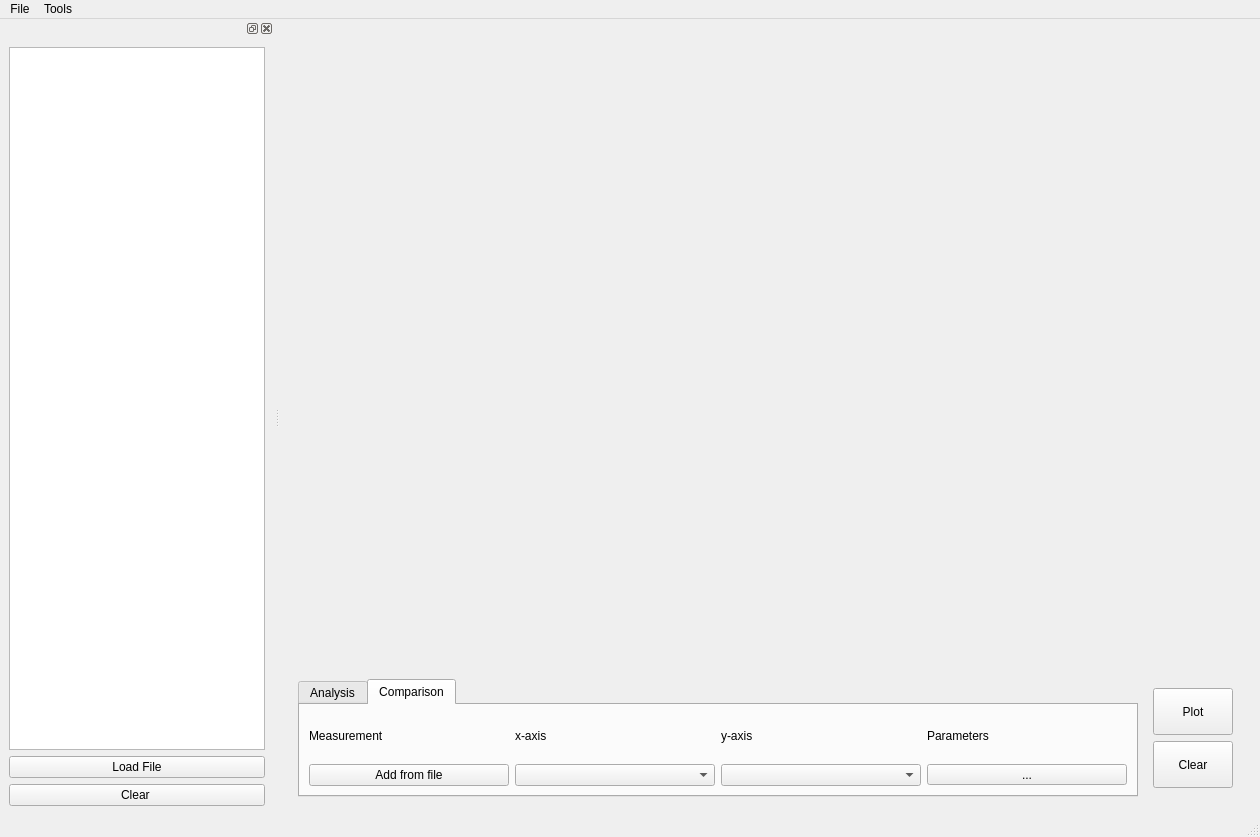
Before: the Qt Designer form ThermalConductivity/Gui/__designer/dataviewer_style.ui in a-dumont/Conductivite_Thermique, drawn with Qt 5.
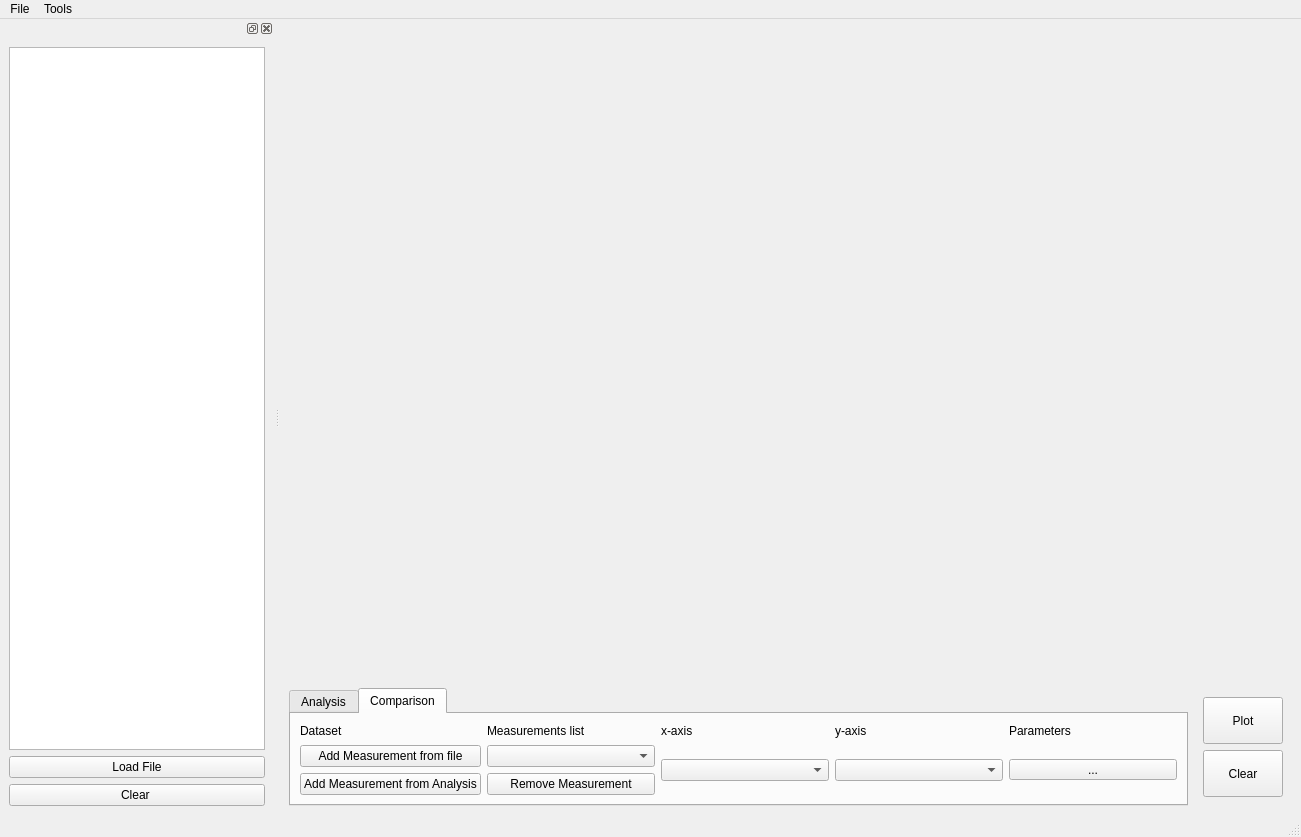
After: the same form once the commit is applied. The open tabs and pages were chosen to show the change. Custom widgets are drawn as their Qt base class.

Commit message: Tried to add functionality

Patch:
```diff
--- a/ThermalConductivity/Gui/__designer/dataviewer_style.ui
+++ b/ThermalConductivity/Gui/__designer/dataviewer_style.ui
@@ -6,7 +6,7 @@
    <rect>
     <x>0</x>
     <y>0</y>
-    <width>1260</width>
+    <width>1301</width>
     <height>837</height>
    </rect>
   </property>
@@ -47,6 +47,18 @@
        </sizepolicy>
       </property>
       <layout class="QHBoxLayout" name="horizontalLayout_6">
+       <property name="leftMargin">
+        <number>0</number>
+       </property>
+       <property name="topMargin">
+        <number>0</number>
+       </property>
+       <property name="rightMargin">
+        <number>0</number>
+       </property>
+       <property name="bottomMargin">
+        <number>0</number>
+       </property>
        <item>
         <widget class="QTabWidget" name="tabWidget">
          <property name="sizePolicy">
@@ -157,21 +169,21 @@
           <layout class="QGridLayout" name="gridLayout_4">
            <item row="0" column="0">
             <layout class="QGridLayout" name="gridLayout_3">
-             <item row="0" column="3">
+             <item row="0" column="4">
               <widget class="QLabel" name="label_7">
                <property name="text">
                 <string>Parameters</string>
                </property>
               </widget>
              </item>
-             <item row="0" column="2">
+             <item row="0" column="3">
               <widget class="QLabel" name="label_6">
                <property name="text">
                 <string>y-axis</string>
                </property>
               </widget>
              </item>
-             <item row="1" column="3">
+             <item row="2" column="4">
               <widget class="QToolButton" name="toolButtonComparisoParameters">
                <property name="sizePolicy">
                 <sizepolicy hsizetype="Preferred" vsizetype="Fixed">
@@ -187,33 +199,104 @@
                </property>
               </widget>
              </item>
-             <item row="1" column="1">
+             <item row="2" column="2">
               <widget class="QComboBox" name="comboBoxComparisonXaxis"/>
              </item>
-             <item row="1" column="2">
-              <widget class="QComboBox" name="comboBoxComparisonYaxis"/>
-             </item>
              <item row="0" column="1">
-              <widget class="QLabel" name="label_5">
-               <property name="text">
-                <string>x-axis</string>
-               </property>
-              </widget>
-             </item>
-             <item row="0" column="0">
               <widget class="QLabel" name="label_11">
                <property name="text">
-                <string>Measurement</string>
+                <string>Measurements list</string>
                </property>
               </widget>
              </item>
-             <item row="1" column="0">
-              <widget class="QPushButton" name="pushButton_ComparisonAdd">
+             <item row="2" column="1">
+              <widget class="QWidget" name="widget_4" native="true">
+               <layout class="QVBoxLayout" name="verticalLayout_9">
+                <property name="leftMargin">
+                 <number>0</number>
+                </property>
+                <property name="topMargin">
+                 <number>0</number>
+                </property>
+                <property name="rightMargin">
+                 <number>0</number>
+                </property>
+                <property name="bottomMargin">
+                 <number>0</number>
+                </property>
+                <item>
+                 <layout class="QVBoxLayout" name="verticalLayout_8">
+                  <item>
+                   <widget class="QComboBox" name="comboBox_comparisonMeasurements"/>
+                  </item>
+                  <item>
+                   <widget class="QPushButton" name="pushButton_comparisonRemove">
+                    <property name="text">
+                     <string>Remove Measurement</string>
+                    </property>
+                   </widget>
+                  </item>
+                 </layout>
+                </item>
+               </layout>
+              </widget>
+             </item>
+             <item row="0" column="0">
+              <widget class="QLabel" name="label_8">
                <property name="text">
-                <string>Add from file</string>
+                <string>Dataset</string>
                </property>
               </widget>
              </item>
+             <item row="0" column="2">
+              <widget class="QLabel" name="label_5">
+               <property name="text">
+                <string>x-axis</string>
+               </property>
+              </widget>
+             </item>
+             <item row="2" column="0">
+              <widget class="QWidget" name="widget_3" native="true">
+               <layout class="QVBoxLayout" name="verticalLayout_4">
+                <property name="leftMargin">
+                 <number>0</number>
+                </property>
+                <property name="topMargin">
+                 <number>0</number>
+                </property>
+                <property name="rightMargin">
+                 <number>0</number>
+                </property>
+                <property name="bottomMargin">
+                 <number>0</number>
+                </property>
+                <item>
+                 <layout class="QVBoxLayout" name="verticalLayout">
+                  <property name="spacing">
+                   <number>6</number>
+                  </property>
+                  <item>
+                   <widget class="QPushButton" name="pushButton_ComparisonAddFile">
+                    <property name="text">
+                     <string>Add Measurement from file</string>
+                    </property>
+                   </widget>
+                  </item>
+                  <item>
+                   <widget class="QPushButton" name="pushButton_comparisonAddAnalysis">
+                    <property name="text">
+                     <string>Add Measurement from Analysis</string>
+                    </property>
+                   </widget>
+                  </item>
+                 </layout>
+                </item>
+               </layout>
+              </widget>
+             </item>
+             <item row="2" column="3">
+              <widget class="QComboBox" name="comboBoxComparisonYaxis"/>
+             </item>
             </layout>
            </item>
           </layout>
@@ -275,8 +358,8 @@
     <rect>
      <x>0</x>
      <y>0</y>
-     <width>1260</width>
-     <height>18</height>
+     <width>1301</width>
+     <height>28</height>
     </rect>
    </property>
    <widget class="QMenu" name="menuFile">
```
The commit also changes 2 other files.
